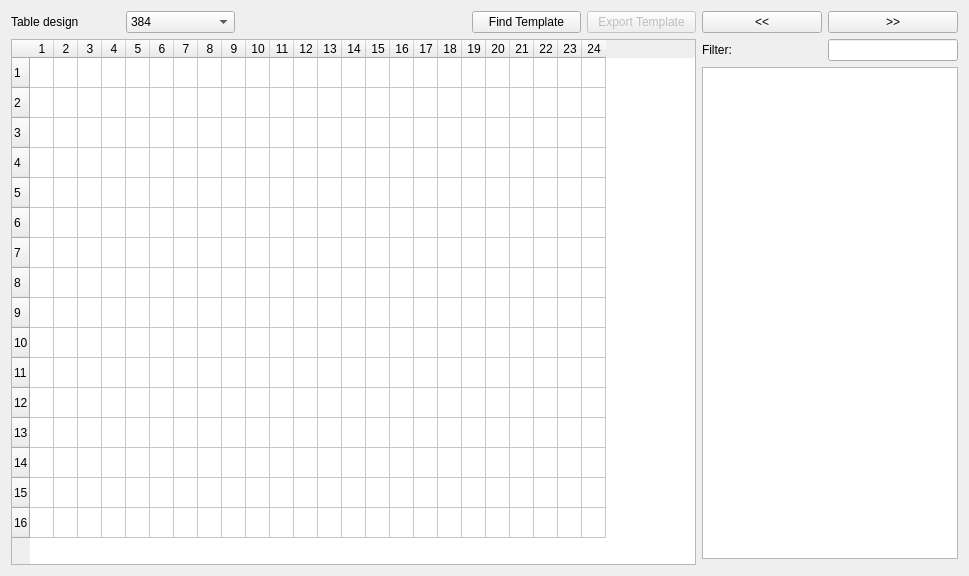
Above: Gui/Tags/taggerplate.ui from Ksilink/PhenoLink before the change. Below: the same form after it.
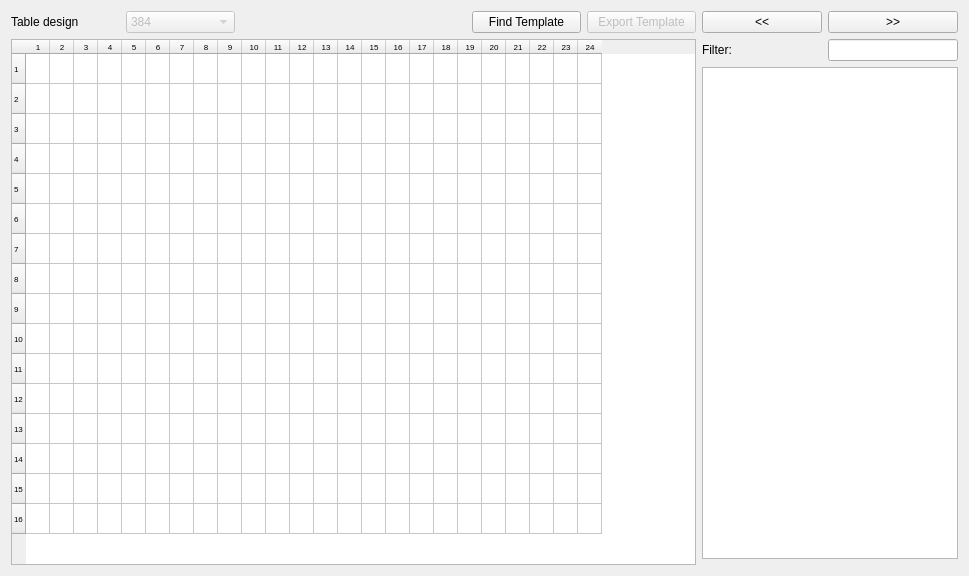
That is the form after the change.

Commit message: Gui update fior plate tagger (still pending do not use)

What changed in the file:
```diff
--- a/Gui/Tags/taggerplate.ui
+++ b/Gui/Tags/taggerplate.ui
@@ -54,6 +54,9 @@
    </item>
    <item row="0" column="1">
     <widget class="QComboBox" name="plates_design">
+     <property name="enabled">
+      <bool>false</bool>
+     </property>
      <item>
       <property name="text">
        <string>384</string>
@@ -93,6 +96,11 @@
        <verstretch>0</verstretch>
       </sizepolicy>
      </property>
+     <property name="font">
+      <font>
+       <pointsize>6</pointsize>
+      </font>
+     </property>
      <property name="contextMenuPolicy">
       <enum>Qt::CustomContextMenu</enum>
      </property>
```
Left out of the diff: 3 changed lines with no effect on the pictures. The commit also changes 6 other files.
